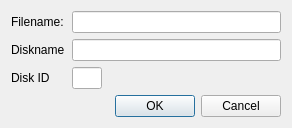
This is floppy_new_d64_window.ui in ThKattanek/emu64 as Qt 5 draws it before an edit. The edited form follows.
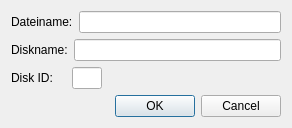
This is the edited form.

Commit message: [ticket#69] Translation nun auch für FloppyWindow durchgängig eingebunden. Übersetzung muss aber noch vervollständigt werden.

```diff
--- a/floppy_new_d64_window.ui
+++ b/floppy_new_d64_window.ui
@@ -33,7 +33,7 @@
           </size>
          </property>
          <property name="text">
-          <string>Filename:</string>
+          <string>Dateiname:</string>
          </property>
         </widget>
        </item>
@@ -53,7 +53,7 @@
           </size>
          </property>
          <property name="text">
-          <string>Diskname</string>
+          <string>Diskname:</string>
          </property>
         </widget>
        </item>
@@ -73,7 +73,7 @@
           </size>
          </property>
          <property name="text">
-          <string>Disk ID</string>
+          <string>Disk ID:</string>
          </property>
         </widget>
        </item>
```
The commit also changes 4 other files.
